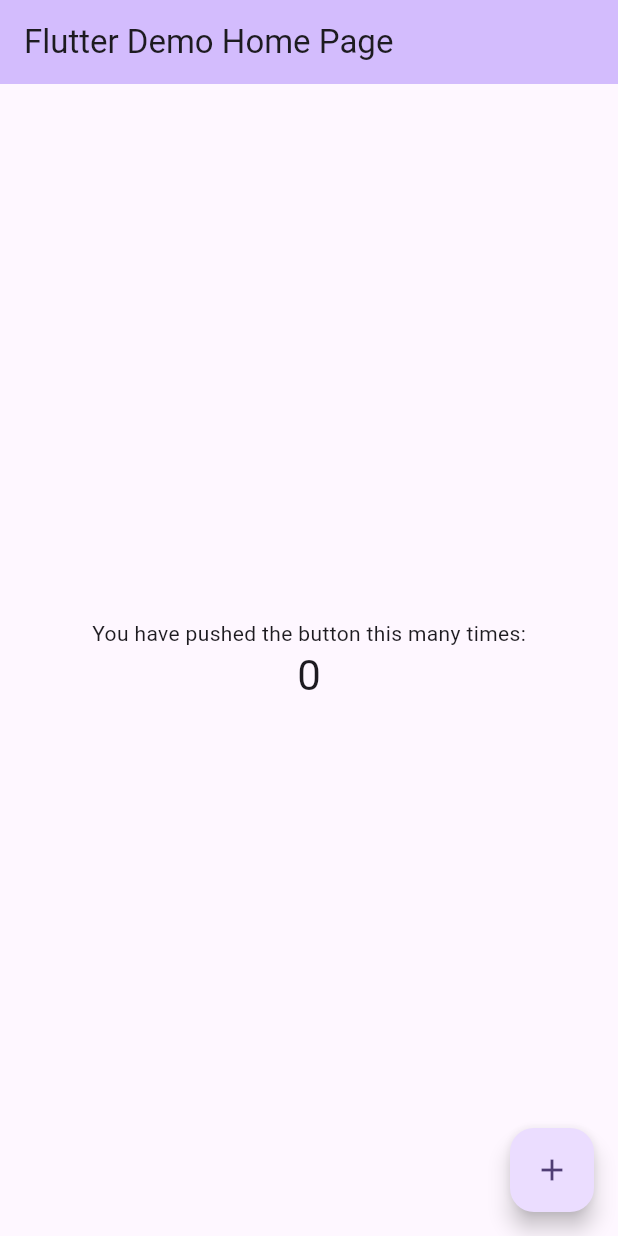
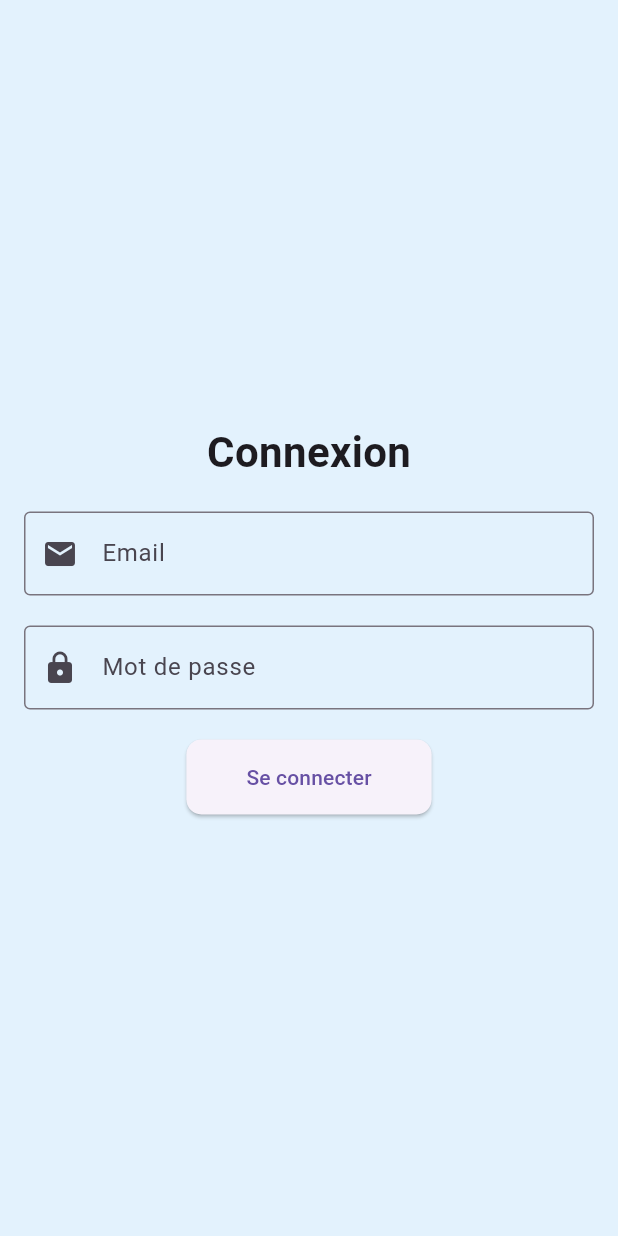
Before and after one commit to vvshadow/pong_shopper, a Flutter app: the screen it shows after launch, on a phone screen of 412 x 824 dp. Run offline on Flutter 3.47's test engine with Material 3 defaults, Android fonts, the phone set to English and light mode, and no system bars.

Commit message:
feath ajt de la page profile et login

```diff
--- a/lib/main.dart
+++ b/lib/main.dart
@@ -1,125 +1,20 @@
 import 'package:flutter/material.dart';
+import 'screens/login_screen.dart';
+import 'screens/profile_screen.dart';
 
 void main() {
-  runApp(const MyApp());
+  runApp(MyApp());
 }
 
 class MyApp extends StatelessWidget {
-  const MyApp({super.key});
-
-  // This widget is the root of your application.
   @override
   Widget build(BuildContext context) {
     return MaterialApp(
-      title: 'Flutter Demo',
-      theme: ThemeData(
-        // This is the theme of your application.
-        //
-        // TRY THIS: Try running your application with "flutter run". You'll see
-        // the application has a purple toolbar. Then, without quitting the app,
-        // try changing the seedColor in the colorScheme below to Colors.green
-        // and then invoke "hot reload" (save your changes or press the "hot
-        // reload" button in a Flutter-supported IDE, or press "r" if you used
-        // the command line to start the app).
-        //
-        // Notice that the counter didn't reset back to zero; the application
-        // state is not lost during the reload. To reset the state, use hot
-        // restart instead.
-        //
-        // This works for code too, not just values: Most code changes can be
-        // tested with just a hot reload.
-        colorScheme: ColorScheme.fromSeed(seedColor: Colors.deepPurple),
-        useMaterial3: true,
-      ),
-      home: const MyHomePage(title: 'Flutter Demo Home Page'),
+      debugShowCheckedModeBanner: false,
+      home: LoginScreen(),
+      routes: {
+        '/profile': (context) => ProfileScreen(),
+      },
     );
   }
 }
-
-class MyHomePage extends StatefulWidget {
-  const MyHomePage({super.key, required this.title});
-
-  // This widget is the home page of your application. It is stateful, meaning
-  // that it has a State object (defined below) that contains fields that affect
-  // how it looks.
-
-  // This class is the configuration for the state. It holds the values (in this
-  // case the title) provided by the parent (in this case the App widget) and
-  // used by the build method of the State. Fields in a Widget subclass are
-  // always marked "final".
-
-  final String title;
-
-  @override
-  State<MyHomePage> createState() => _MyHomePageState();
-}
-
-class _MyHomePageState extends State<MyHomePage> {
-  int _counter = 0;
-
-  void _incrementCounter() {
-    setState(() {
-      // This call to setState tells the Flutter framework that something has
-      // changed in this State, which causes it to rerun the build method below
-      // so that the display can reflect the updated values. If we changed
-      // _counter without calling setState(), then the build method would not be
-      // called again, and so nothing would appear to happen.
-      _counter++;
-    });
-  }
-
-  @override
-  Widget build(BuildContext context) {
-    // This method is rerun every time setState is called, for instance as done
-    // by the _incrementCounter method above.
-    //
-    // The Flutter framework has been optimized to make rerunning build methods
-    // fast, so that you can just rebuild anything that needs updating rather
-    // than having to individually change instances of widgets.
-    return Scaffold(
-      appBar: AppBar(
-        // TRY THIS: Try changing the color here to a specific color (to
-        // Colors.amber, perhaps?) and trigger a hot reload to see the AppBar
-        // change color while the other colors stay the same.
-        backgroundColor: Theme.of(context).colorScheme.inversePrimary,
-        // Here we take the value from the MyHomePage object that was created by
-        // the App.build method, and use it to set our appbar title.
-        title: Text(widget.title),
-      ),
-      body: Center(
-        // Center is a layout widget. It takes a single child and positions it
-        // in the middle of the parent.
-        child: Column(
-          // Column is also a layout widget. It takes a list of children and
-          // arranges them vertically. By default, it sizes itself to fit its
-          // children horizontally, and tries to be as tall as its parent.
-          //
-          // Column has various properties to control how it sizes itself and
-          // how it positions its children. Here we use mainAxisAlignment to
-          // center the children vertically; the main axis here is the vertical
-          // axis because Columns are vertical (the cross axis would be
-          // horizontal).
-          //
-          // TRY THIS: Invoke "debug painting" (choose the "Toggle Debug Paint"
-          // action in the IDE, or press "p" in the console), to see the
-          // wireframe for each widget.
-          mainAxisAlignment: MainAxisAlignment.center,
-          children: <Widget>[
-            const Text(
-              'You have pushed the button this many times:',
-            ),
-            Text(
-              '$_counter',
-              style: Theme.of(context).textTheme.headlineMedium,
-            ),
-          ],
-        ),
-      ),
-      floatingActionButton: FloatingActionButton(
-        onPressed: _incrementCounter,
-        tooltip: 'Increment',
-        child: const Icon(Icons.add),
-      ), // This trailing comma makes auto-formatting nicer for build methods.
-    );
-  }
-}
--- /dev/null
+++ b/lib/screens/login_screen.dart
@@ -0,0 +1,58 @@
+import 'package:flutter/material.dart';
+
+class LoginScreen extends StatelessWidget {
+  final TextEditingController _emailController = TextEditingController();
+  final TextEditingController _passwordController = TextEditingController();
+
+  @override
+  Widget build(BuildContext context) {
+    return Scaffold(
+      backgroundColor: Colors.blue[50],
+      body: Center(
+        child: Padding(
+          padding: const EdgeInsets.all(16.0),
+          child: Column(
+            mainAxisAlignment: MainAxisAlignment.center,
+            children: [
+              Text(
+                'Connexion',
+                style: TextStyle(fontSize: 28, fontWeight: FontWeight.bold),
+              ),
+              SizedBox(height: 20),
+              TextField(
+                controller: _emailController,
+                decoration: InputDecoration(
+                  labelText: 'Email',
+                  border: OutlineInputBorder(),
+                  prefixIcon: Icon(Icons.email),
+                ),
+              ),
+              SizedBox(height: 20),
+              TextField(
+                controller: _passwordController,
+                decoration: InputDecoration(
+                  labelText: 'Mot de passe',
+                  border: OutlineInputBorder(),
+                  prefixIcon: Icon(Icons.lock),
+                ),
+                obscureText: true,
+              ),
+              SizedBox(height: 20),
+              ElevatedButton(
+                onPressed: () {
+                  Navigator.pushNamed(context, '/profile');
+                },
+                child: Text('Se connecter'),
+                style: ElevatedButton.styleFrom(
+                  padding: EdgeInsets.symmetric(horizontal: 40, vertical: 15),
+                  shape: RoundedRectangleBorder(
+                      borderRadius: BorderRadius.circular(10)),
+                ),
+              ),
+            ],
+          ),
+        ),
+      ),
+    );
+  }
+}
```
Also changed, not shown: lib/screens/profile_screen.dart (added, +33 -0 lines).
